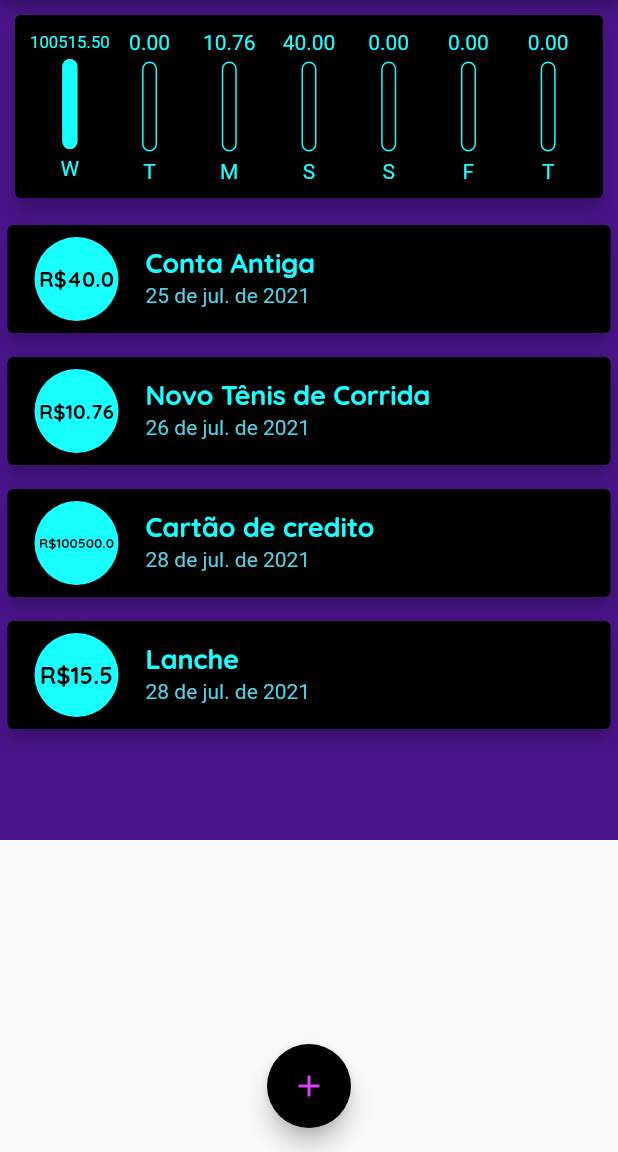
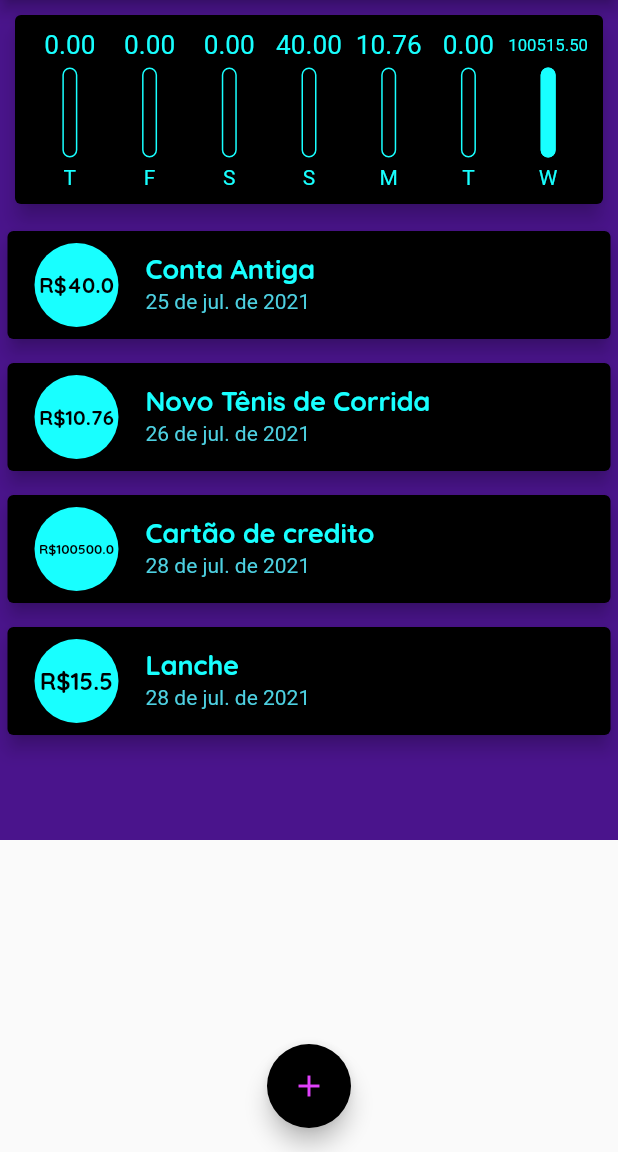
Before and after one commit to oscarbfs/Expenses_app, a Flutter app: the screen it shows after launch, on a phone screen of 412 x 824 dp, the part 84-1236 px from its top. Run offline on Flutter 3.47's test engine with Material 2 defaults, Android fonts, the phone set to English and light mode, and no system bars.

Commit message:
Melhorando Chart Widget

```diff
--- a/lib/components/chart.dart
+++ b/lib/components/chart.dart
@@ -30,7 +30,7 @@ class Chart extends StatelessWidget {
         'day': DateFormat.E().format(weekDay)[0],
         'value': totalSum,
       };
-    });
+    }).reversed.toList();
   }
 
   double get _weekTotalValue {
--- a/lib/components/chart_bar.dart
+++ b/lib/components/chart_bar.dart
@@ -15,10 +15,13 @@ class ChartBar extends StatelessWidget {
   Widget build(BuildContext context) {
     return Column(
       children: <Widget>[
-        FittedBox(
-          child: Text(
-            '${value.toStringAsFixed(2)}',
-            style: TextStyle(color: Colors.cyanAccent),
+        Container(
+          height: 20,
+          child: FittedBox(
+            child: Text(
+              '${value.toStringAsFixed(2)}',
+              style: TextStyle(color: Colors.cyanAccent),
+            ),
           ),
         ),
         SizedBox(height: 5),
@@ -51,7 +54,7 @@ class ChartBar extends StatelessWidget {
         ),
         SizedBox(height: 5),
         Text(
-          label,
+          label.toUpperCase(),
           style: TextStyle(color: Colors.cyanAccent),
         )
       ],
```
